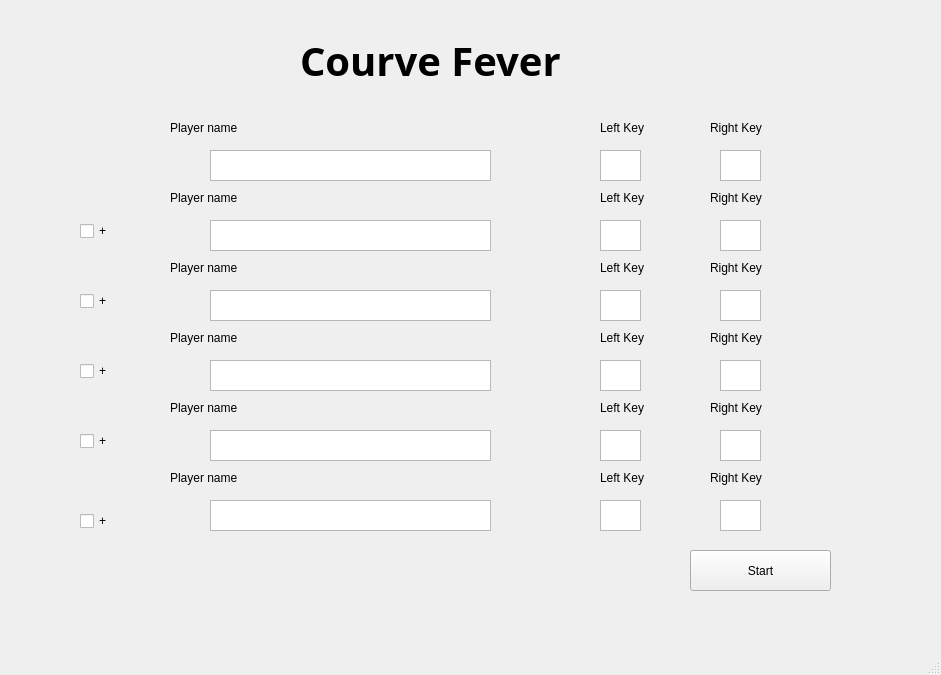
Old version of the form menuwindow.ui in the repository luxkyluke/CourveFever.
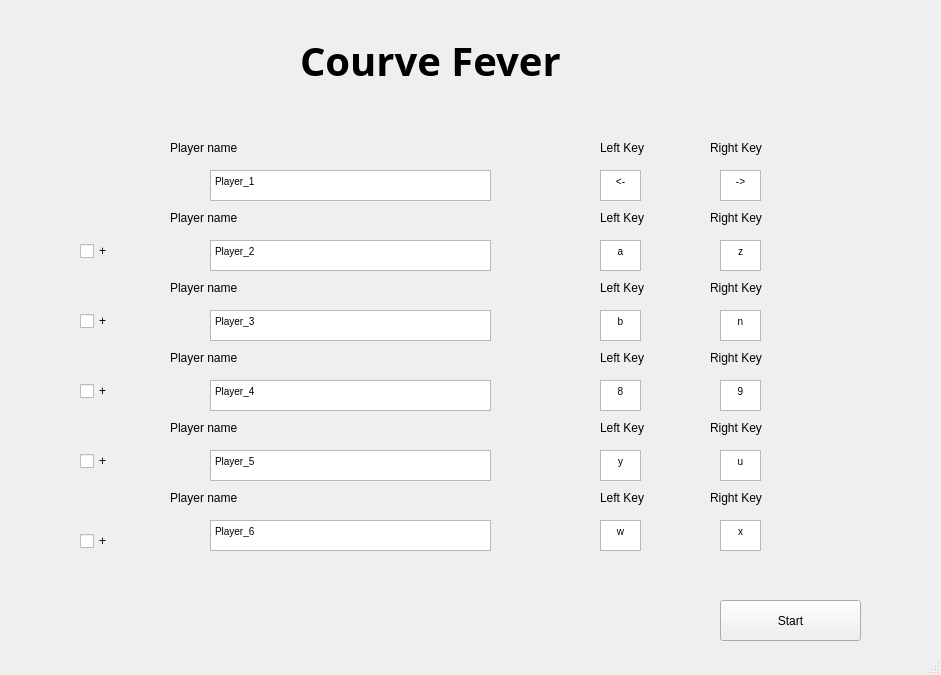
New version of the form.

What changed in the file:
```diff
--- a/menuwindow.ui
+++ b/menuwindow.ui
@@ -40,8 +40,8 @@
    <widget class="QPushButton" name="StartButton">
     <property name="geometry">
      <rect>
-      <x>690</x>
-      <y>550</y>
+      <x>720</x>
+      <y>600</y>
       <width>141</width>
       <height>41</height>
      </rect>
@@ -54,7 +54,7 @@
     <property name="geometry">
      <rect>
       <x>160</x>
-      <y>190</y>
+      <y>210</y>
       <width>621</width>
       <height>61</height>
      </rect>
@@ -68,6 +68,13 @@
        <height>31</height>
       </rect>
      </property>
+     <property name="html">
+      <string>&lt;!DOCTYPE HTML PUBLIC &quot;-//W3C//DTD HTML 4.0//EN&quot; &quot;http://www.w3.org/TR/REC-html40/strict.dtd&quot;&gt;
+&lt;html&gt;&lt;head&gt;&lt;meta name=&quot;qrichtext&quot; content=&quot;1&quot; /&gt;&lt;style type=&quot;text/css&quot;&gt;
+p, li { white-space: pre-wrap; }
+&lt;/style&gt;&lt;/head&gt;&lt;body style=&quot; font-family:'MS Shell Dlg 2'; font-size:7.8pt; font-weight:400; font-style:normal;&quot;&gt;
+&lt;p align=&quot;center&quot; style=&quot; margin-top:0px; margin-bottom:0px; margin-left:0px; margin-right:0px; -qt-block-indent:0; text-indent:0px;&quot;&gt;a&lt;/p&gt;&lt;/body&gt;&lt;/html&gt;</string>
+     </property>
     </widget>
     <widget class="QLabel" name="label_LKey_5">
      <property name="geometry">
@@ -91,6 +98,13 @@
        <height>31</height>
       </rect>
      </property>
+     <property name="html">
+      <string>&lt;!DOCTYPE HTML PUBLIC &quot;-//W3C//DTD HTML 4.0//EN&quot; &quot;http://www.w3.org/TR/REC-html40/strict.dtd&quot;&gt;
+&lt;html&gt;&lt;head&gt;&lt;meta name=&quot;qrichtext&quot; content=&quot;1&quot; /&gt;&lt;style type=&quot;text/css&quot;&gt;
+p, li { white-space: pre-wrap; }
+&lt;/style&gt;&lt;/head&gt;&lt;body style=&quot; font-family:'MS Shell Dlg 2'; font-size:7.8pt; font-weight:400; font-style:normal;&quot;&gt;
+&lt;p align=&quot;center&quot; style=&quot; margin-top:0px; margin-bottom:0px; margin-left:0px; margin-right:0px; -qt-block-indent:0; text-indent:0px;&quot;&gt;z&lt;/p&gt;&lt;/body&gt;&lt;/html&gt;</string>
+     </property>
     </widget>
     <widget class="QTextEdit" name="pseudoTextEdit_2">
      <property name="geometry">
@@ -107,6 +121,13 @@
      <property name="statusTip">
       <string/>
      </property>
+     <property name="html">
+      <string>&lt;!DOCTYPE HTML PUBLIC &quot;-//W3C//DTD HTML 4.0//EN&quot; &quot;http://www.w3.org/TR/REC-html40/strict.dtd&quot;&gt;
+&lt;html&gt;&lt;head&gt;&lt;meta name=&quot;qrichtext&quot; content=&quot;1&quot; /&gt;&lt;style type=&quot;text/css&quot;&gt;
+p, li { white-space: pre-wrap; }
+&lt;/style&gt;&lt;/head&gt;&lt;body style=&quot; font-family:'MS Shell Dlg 2'; font-size:7.8pt; font-weight:400; font-style:normal;&quot;&gt;
+&lt;p style=&quot; margin-top:0px; margin-bottom:0px; margin-left:0px; margin-right:0px; -qt-block-indent:0; text-indent:0px;&quot;&gt;Player_2&lt;/p&gt;&lt;/body&gt;&lt;/html&gt;</string>
+     </property>
      <property name="tabStopWidth">
       <number>80</number>
      </property>
@@ -142,7 +163,7 @@
     <property name="geometry">
      <rect>
       <x>160</x>
-      <y>260</y>
+      <y>280</y>
       <width>621</width>
       <height>61</height>
      </rect>
@@ -156,6 +177,13 @@
        <height>31</height>
       </rect>
      </property>
+     <property name="html">
+      <string>&lt;!DOCTYPE HTML PUBLIC &quot;-//W3C//DTD HTML 4.0//EN&quot; &quot;http://www.w3.org/TR/REC-html40/strict.dtd&quot;&gt;
+&lt;html&gt;&lt;head&gt;&lt;meta name=&quot;qrichtext&quot; content=&quot;1&quot; /&gt;&lt;style type=&quot;text/css&quot;&gt;
+p, li { white-space: pre-wrap; }
+&lt;/style&gt;&lt;/head&gt;&lt;body style=&quot; font-family:'MS Shell Dlg 2'; font-size:7.8pt; font-weight:400; font-style:normal;&quot;&gt;
+&lt;p align=&quot;center&quot; style=&quot; margin-top:0px; margin-bottom:0px; margin-left:0px; margin-right:0px; -qt-block-indent:0; text-indent:0px;&quot;&gt;b&lt;/p&gt;&lt;/body&gt;&lt;/html&gt;</string>
+     </property>
     </widget>
     <widget class="QLabel" name="label_LKey_7">
      <property name="geometry">
@@ -179,6 +207,13 @@
        <height>31</height>
       </rect>
      </property>
+     <property name="html">
+      <string>&lt;!DOCTYPE HTML PUBLIC &quot;-//W3C//DTD HTML 4.0//EN&quot; &quot;http://www.w3.org/TR/REC-html40/strict.dtd&quot;&gt;
+&lt;html&gt;&lt;head&gt;&lt;meta name=&quot;qrichtext&quot; content=&quot;1&quot; /&gt;&lt;style type=&quot;text/css&quot;&gt;
+p, li { white-space: pre-wrap; }
+&lt;/style&gt;&lt;/head&gt;&lt;body style=&quot; font-family:'MS Shell Dlg 2'; font-size:7.8pt; font-weight:400; font-style:normal;&quot;&gt;
+&lt;p align=&quot;center&quot; style=&quot; margin-top:0px; margin-bottom:0px; margin-left:0px; margin-right:0px; -qt-block-indent:0; text-indent:0px;&quot;&gt;n&lt;/p&gt;&lt;/body&gt;&lt;/html&gt;</string>
+     </property>
     </widget>
     <widget class="QTextEdit" name="pseudoTextEdit_3">
      <property name="geometry">
@@ -195,6 +230,13 @@
      <property name="statusTip">
       <string/>
      </property>
+     <property name="html">
+      <string>&lt;!DOCTYPE HTML PUBLIC &quot;-//W3C//DTD HTML 4.0//EN&quot; &quot;http://www.w3.org/TR/REC-html40/strict.dtd&quot;&gt;
+&lt;html&gt;&lt;head&gt;&lt;meta name=&quot;qrichtext&quot; content=&quot;1&quot; /&gt;&lt;style type=&quot;text/css&quot;&gt;
+p, li { white-space: pre-wrap; }
+&lt;/style&gt;&lt;/head&gt;&lt;body style=&quot; font-family:'MS Shell Dlg 2'; font-size:7.8pt; font-weight:400; font-style:normal;&quot;&gt;
+&lt;p style=&quot; margin-top:0px; margin-bottom:0px; margin-left:0px; margin-right:0px; -qt-block-indent:0; text-indent:0px;&quot;&gt;Player_3&lt;/p&gt;&lt;/body&gt;&lt;/html&gt;</string>
+     </property>
      <property name="tabStopWidth">
       <number>80</number>
      </property>
@@ -230,7 +272,7 @@
     <property name="geometry">
      <rect>
       <x>160</x>
-      <y>330</y>
+      <y>350</y>
       <width>621</width>
       <height>61</height>
      </rect>
@@ -244,6 +286,13 @@
        <height>31</height>
       </rect>
      </property>
+     <property name="html">
+      <string>&lt;!DOCTYPE HTML PUBLIC &quot;-//W3C//DTD HTML 4.0//EN&quot; &quot;http://www.w3.org/TR/REC-html40/strict.dtd&quot;&gt;
+&lt;html&gt;&lt;head&gt;&lt;meta name=&quot;qrichtext&quot; content=&quot;1&quot; /&gt;&lt;style type=&quot;text/css&quot;&gt;
+p, li { white-space: pre-wrap; }
+&lt;/style&gt;&lt;/head&gt;&lt;body style=&quot; font-family:'MS Shell Dlg 2'; font-size:7.8pt; font-weight:400; font-style:normal;&quot;&gt;
+&lt;p align=&quot;center&quot; style=&quot; margin-top:0px; margin-bottom:0px; margin-left:0px; margin-right:0px; -qt-block-indent:0; text-indent:0px;&quot;&gt;8&lt;/p&gt;&lt;/body&gt;&lt;/html&gt;</string>
+     </property>
     </widget>
     <widget class="QLabel" name="label_LKey_9">
      <property name="geometry">
@@ -267,6 +316,13 @@
        <height>31</height>
       </rect>
      </property>
+     <property name="html">
+      <string>&lt;!DOCTYPE HTML PUBLIC &quot;-//W3C//DTD HTML 4.0//EN&quot; &quot;http://www.w3.org/TR/REC-html40/strict.dtd&quot;&gt;
+&lt;html&gt;&lt;head&gt;&lt;meta name=&quot;qrichtext&quot; content=&quot;1&quot; /&gt;&lt;style type=&quot;text/css&quot;&gt;
+p, li { white-space: pre-wrap; }
+&lt;/style&gt;&lt;/head&gt;&lt;body style=&quot; font-family:'MS Shell Dlg 2'; font-size:7.8pt; font-weight:400; font-style:normal;&quot;&gt;
+&lt;p align=&quot;center&quot; style=&quot; margin-top:0px; margin-bottom:0px; margin-left:0px; margin-right:0px; -qt-block-indent:0; text-indent:0px;&quot;&gt;9&lt;/p&gt;&lt;/body&gt;&lt;/html&gt;</string>
+     </property>
     </widget>
     <widget class="QTextEdit" name="pseudoTextEdit_4">
      <property name="geometry">
@@ -283,6 +339,13 @@
      <property name="statusTip">
       <string/>
      </property>
+     <property name="html">
+      <string>&lt;!DOCTYPE HTML PUBLIC &quot;-//W3C//DTD HTML 4.0//EN&quot; &quot;http://www.w3.org/TR/REC-html40/strict.dtd&quot;&gt;
+&lt;html&gt;&lt;head&gt;&lt;meta name=&quot;qrichtext&quot; content=&quot;1&quot; /&gt;&lt;style type=&quot;text/css&quot;&gt;
+p, li { white-space: pre-wrap; }
+&lt;/style&gt;&lt;/head&gt;&lt;body style=&quot; font-family:'MS Shell Dlg 2'; font-size:7.8pt; font-weight:400; font-style:normal;&quot;&gt;
+&lt;p style=&quot; margin-top:0px; margin-bottom:0px; margin-left:0px; margin-right:0px; -qt-block-indent:0; text-indent:0px;&quot;&gt;Player_4&lt;/p&gt;&lt;/body&gt;&lt;/html&gt;</string>
+     </property>
      <property name="tabStopWidth">
       <number>80</number>
      </property>
@@ -318,12 +381,12 @@
     <property name="geometry">
      <rect>
       <x>160</x>
-      <y>400</y>
+      <y>420</y>
       <width>621</width>
       <height>61</height>
      </rect>
     </property>
-    <widget class="QTextEdit" name="LKeyTextEdit_7">
+    <widget class="QTextEdit" name="LKeyTextEdit_5">
      <property name="geometry">
       <rect>
        <x>440</x>
@@ -332,6 +395,13 @@
        <height>31</height>
       </rect>
      </property>
+     <property name="html">
+      <string>&lt;!DOCTYPE HTML PUBLIC &quot;-//W3C//DTD HTML 4.0//EN&quot; &quot;http://www.w3.org/TR/REC-html40/strict.dtd&quot;&gt;
+&lt;html&gt;&lt;head&gt;&lt;meta name=&quot;qrichtext&quot; content=&quot;1&quot; /&gt;&lt;style type=&quot;text/css&quot;&gt;
+p, li { white-space: pre-wrap; }
+&lt;/style&gt;&lt;/head&gt;&lt;body style=&quot; font-family:'MS Shell Dlg 2'; font-size:7.8pt; font-weight:400; font-style:normal;&quot;&gt;
+&lt;p align=&quot;center&quot; style=&quot; margin-top:0px; margin-bottom:0px; margin-left:0px; margin-right:0px; -qt-block-indent:0; text-indent:0px;&quot;&gt;y&lt;/p&gt;&lt;/body&gt;&lt;/html&gt;</string>
+     </property>
     </widget>
     <widget class="QLabel" name="label_LKey_15">
      <property name="geometry">
@@ -346,7 +416,7 @@
       <string>Left Key</string>
      </property>
     </widget>
-    <widget class="QTextEdit" name="RKeyTextEdit_7">
+    <widget class="QTextEdit" name="RKeyTextEdit_5">
      <property name="geometry">
       <rect>
        <x>560</x>
@@ -355,8 +425,15 @@
        <height>31</height>
       </rect>
      </property>
+     <property name="html">
+      <string>&lt;!DOCTYPE HTML PUBLIC &quot;-//W3C//DTD HTML 4.0//EN&quot; &quot;http://www.w3.org/TR/REC-html40/strict.dtd&quot;&gt;
+&lt;html&gt;&lt;head&gt;&lt;meta name=&quot;qrichtext&quot; content=&quot;1&quot; /&gt;&lt;style type=&quot;text/css&quot;&gt;
+p, li { white-space: pre-wrap; }
+&lt;/style&gt;&lt;/head&gt;&lt;body style=&quot; font-family:'MS Shell Dlg 2'; font-size:7.8pt; font-weight:400; font-style:normal;&quot;&gt;
+&lt;p align=&quot;center&quot; style=&quot; margin-top:0px; margin-bottom:0px; margin-left:0px; margin-right:0px; -qt-block-indent:0; text-indent:0px;&quot;&gt;u&lt;/p&gt;&lt;/body&gt;&lt;/html&gt;</string>
+     </property>
     </widget>
-    <widget class="QTextEdit" name="pseudoTextEdit_7">
+    <widget class="QTextEdit" name="pseudoTextEdit_5">
      <property name="geometry">
       <rect>
        <x>50</x>
@@ -371,6 +448,13 @@
      <property name="statusTip">
       <string/>
      </property>
+     <property name="html">
+      <string>&lt;!DOCTYPE HTML PUBLIC &quot;-//W3C//DTD HTML 4.0//EN&quot; &quot;http://www.w3.org/TR/REC-html40/strict.dtd&quot;&gt;
+&lt;html&gt;&lt;head&gt;&lt;meta name=&quot;qrichtext&quot; content=&quot;1&quot; /&gt;&lt;style type=&quot;text/css&quot;&gt;
+p, li { white-space: pre-wrap; }
+&lt;/style&gt;&lt;/head&gt;&lt;body style=&quot; font-family:'MS Shell Dlg 2'; font-size:7.8pt; font-weight:400; font-style:normal;&quot;&gt;
+&lt;p style=&quot; margin-top:0px; margin-bottom:0px; margin-left:0px; margin-right:0px; -qt-block-indent:0; text-indent:0px;&quot;&gt;Player_5&lt;/p&gt;&lt;/body&gt;&lt;/html&gt;</string>
+     </property>
      <property name="tabStopWidth">
       <number>80</number>
      </property>
@@ -406,7 +490,7 @@
     <property name="geometry">
      <rect>
       <x>160</x>
-      <y>470</y>
+      <y>490</y>
       <width>621</width>
       <height>61</height>
      </rect>
@@ -420,6 +504,13 @@
        <height>31</height>
       </rect>
      </property>
+     <property name="html">
+      <string>&lt;!DOCTYPE HTML PUBLIC &quot;-//W3C//DTD HTML 4.0//EN&quot; &quot;http://www.w3.org/TR/REC-html40/strict.dtd&quot;&gt;
+&lt;html&gt;&lt;head&gt;&lt;meta name=&quot;qrichtext&quot; content=&quot;1&quot; /&gt;&lt;style type=&quot;text/css&quot;&gt;
+p, li { white-space: pre-wrap; }
+&lt;/style&gt;&lt;/head&gt;&lt;body style=&quot; font-family:'MS Shell Dlg 2'; font-size:7.8pt; font-weight:400; font-style:normal;&quot;&gt;
+&lt;p align=&quot;center&quot; style=&quot; margin-top:0px; margin-bottom:0px; margin-left:0px; margin-right:0px; -qt-block-indent:0; text-indent:0px;&quot;&gt;w&lt;/p&gt;&lt;/body&gt;&lt;/html&gt;</string>
+     </property>
     </widget>
     <widget class="QLabel" name="label_LKey_17">
      <property name="geometry">
@@ -443,6 +534,13 @@
        <height>31</height>
       </rect>
      </property>
+     <property name="html">
+      <string>&lt;!DOCTYPE HTML PUBLIC &quot;-//W3C//DTD HTML 4.0//EN&quot; &quot;http://www.w3.org/TR/REC-html40/strict.dtd&quot;&gt;
+&lt;html&gt;&lt;head&gt;&lt;meta name=&quot;qrichtext&quot; content=&quot;1&quot; /&gt;&lt;style type=&quot;text/css&quot;&gt;
+p, li { white-space: pre-wrap; }
+&lt;/style&gt;&lt;/head&gt;&lt;body style=&quot; font-family:'MS Shell Dlg 2'; font-size:7.8pt; font-weight:400; font-style:normal;&quot;&gt;
+&lt;p align=&quot;center&quot; style=&quot; margin-top:0px; margin-bottom:0px; margin-left:0px; margin-right:0px; -qt-block-indent:0; text-indent:0px;&quot;&gt;x&lt;/p&gt;&lt;/body&gt;&lt;/html&gt;</string>
+     </property>
     </widget>
     <widget class="QTextEdit" name="pseudoTextEdit_8">
      <property name="geometry">
@@ -459,6 +557,13 @@
      <property name="statusTip">
       <string/>
      </property>
+     <property name="html">
+      <string>&lt;!DOCTYPE HTML PUBLIC &quot;-//W3C//DTD HTML 4.0//EN&quot; &quot;http://www.w3.org/TR/REC-html40/strict.dtd&quot;&gt;
+&lt;html&gt;&lt;head&gt;&lt;meta name=&quot;qrichtext&quot; content=&quot;1&quot; /&gt;&lt;style type=&quot;text/css&quot;&gt;
+p, li { white-space: pre-wrap; }
+&lt;/style&gt;&lt;/head&gt;&lt;body style=&quot; font-family:'MS Shell Dlg 2'; font-size:7.8pt; font-weight:400; font-style:normal;&quot;&gt;
+&lt;p style=&quot; margin-top:0px; margin-bottom:0px; margin-left:0px; margin-right:0px; -qt-block-indent:0; text-indent:0px;&quot;&gt;Player_6&lt;/p&gt;&lt;/body&gt;&lt;/html&gt;</string>
+     </property>
      <property name="tabStopWidth">
       <number>80</number>
      </property>
@@ -494,7 +599,7 @@
     <property name="geometry">
      <rect>
       <x>80</x>
-      <y>220</y>
+      <y>240</y>
       <width>41</width>
       <height>22</height>
      </rect>
@@ -507,12 +612,12 @@
     <property name="geometry">
      <rect>
       <x>160</x>
-      <y>120</y>
+      <y>140</y>
       <width>621</width>
       <height>61</height>
      </rect>
     </property>
-    <widget class="QTextEdit" name="LKeyTextEdit_5">
+    <widget class="QTextEdit" name="LKeyTextEdit_1">
      <property name="geometry">
       <rect>
        <x>440</x>
@@ -521,6 +626,13 @@
        <height>31</height>
       </rect>
      </property>
+     <property name="html">
+      <string>&lt;!DOCTYPE HTML PUBLIC &quot;-//W3C//DTD HTML 4.0//EN&quot; &quot;http://www.w3.org/TR/REC-html40/strict.dtd&quot;&gt;
+&lt;html&gt;&lt;head&gt;&lt;meta name=&quot;qrichtext&quot; content=&quot;1&quot; /&gt;&lt;style type=&quot;text/css&quot;&gt;
+p, li { white-space: pre-wrap; }
+&lt;/style&gt;&lt;/head&gt;&lt;body style=&quot; font-family:'MS Shell Dlg 2'; font-size:7.8pt; font-weight:400; font-style:normal;&quot;&gt;
+&lt;p align=&quot;center&quot; style=&quot; margin-top:0px; margin-bottom:0px; margin-left:0px; margin-right:0px; -qt-block-indent:0; text-indent:0px;&quot;&gt;&amp;lt;-&lt;/p&gt;&lt;/body&gt;&lt;/html&gt;</string>
+     </property>
     </widget>
     <widget class="QLabel" name="label_LKey_11">
      <property name="geometry">
@@ -535,7 +647,7 @@
       <string>Left Key</string>
      </property>
     </widget>
-    <widget class="QTextEdit" name="RKeyTextEdit_5">
+    <widget class="QTextEdit" name="RKeyTextEdit_1">
      <property name="geometry">
       <rect>
        <x>560</x>
@@ -544,8 +656,15 @@
        <height>31</height>
       </rect>
      </property>
+     <property name="html">
+      <string>&lt;!DOCTYPE HTML PUBLIC &quot;-//W3C//DTD HTML 4.0//EN&quot; &quot;http://www.w3.org/TR/REC-html40/strict.dtd&quot;&gt;
+&lt;html&gt;&lt;head&gt;&lt;meta name=&quot;qrichtext&quot; content=&quot;1&quot; /&gt;&lt;style type=&quot;text/css&quot;&gt;
+p, li { white-space: pre-wrap; }
+&lt;/style&gt;&lt;/head&gt;&lt;body style=&quot; font-family:'MS Shell Dlg 2'; font-size:7.8pt; font-weight:400; font-style:normal;&quot;&gt;
+&lt;p align=&quot;center&quot; style=&quot; margin-top:0px; margin-bottom:0px; margin-left:0px; margin-right:0px; -qt-block-indent:0; text-indent:0px;&quot;&gt;-&amp;gt;&lt;/p&gt;&lt;/body&gt;&lt;/html&gt;</string>
+     </property>
     </widget>
-    <widget class="QTextEdit" name="pseudoTextEdit_5">
+    <widget class="QTextEdit" name="pseudoTextEdit_1">
      <property name="geometry">
       <rect>
        <x>50</x>
@@ -560,6 +679,13 @@
      <property name="statusTip">
       <string/>
      </property>
+     <property name="html">
+      <string>&lt;!DOCTYPE HTML PUBLIC &quot;-//W3C//DTD HTML 4.0//EN&quot; &quot;http://www.w3.org/TR/REC-html40/strict.dtd&quot;&gt;
+&lt;html&gt;&lt;head&gt;&lt;meta name=&quot;qrichtext&quot; content=&quot;1&quot; /&gt;&lt;style type=&quot;text/css&quot;&gt;
+p, li { white-space: pre-wrap; }
+&lt;/style&gt;&lt;/head&gt;&lt;body style=&quot; font-family:'MS Shell Dlg 2'; font-size:7.8pt; font-weight:400; font-style:normal;&quot;&gt;
+&lt;p style=&quot; margin-top:0px; margin-bottom:0px; margin-left:0px; margin-right:0px; -qt-block-indent:0; text-indent:0px;&quot;&gt;Player_1&lt;/p&gt;&lt;/body&gt;&lt;/html&gt;</string>
+     </property>
      <property name="tabStopWidth">
       <number>80</number>
      </property>
@@ -595,7 +721,7 @@
     <property name="geometry">
      <rect>
       <x>80</x>
-      <y>290</y>
+      <y>310</y>
       <width>41</width>
       <height>22</height>
      </rect>
@@ -608,7 +734,7 @@
     <property name="geometry">
      <rect>
       <x>80</x>
-      <y>360</y>
+      <y>380</y>
       <width>41</width>
       <height>22</height>
      </rect>
@@ -621,7 +747,7 @@
     <property name="geometry">
      <rect>
       <x>80</x>
-      <y>430</y>
+      <y>450</y>
       <width>31</width>
       <height>22</height>
      </rect>
@@ -634,7 +760,7 @@
     <property name="geometry">
      <rect>
       <x>80</x>
-      <y>510</y>
+      <y>530</y>
       <width>41</width>
       <height>22</height>
      </rect>
```
Left out of the diff: 6 changed lines with no effect on the pictures.
